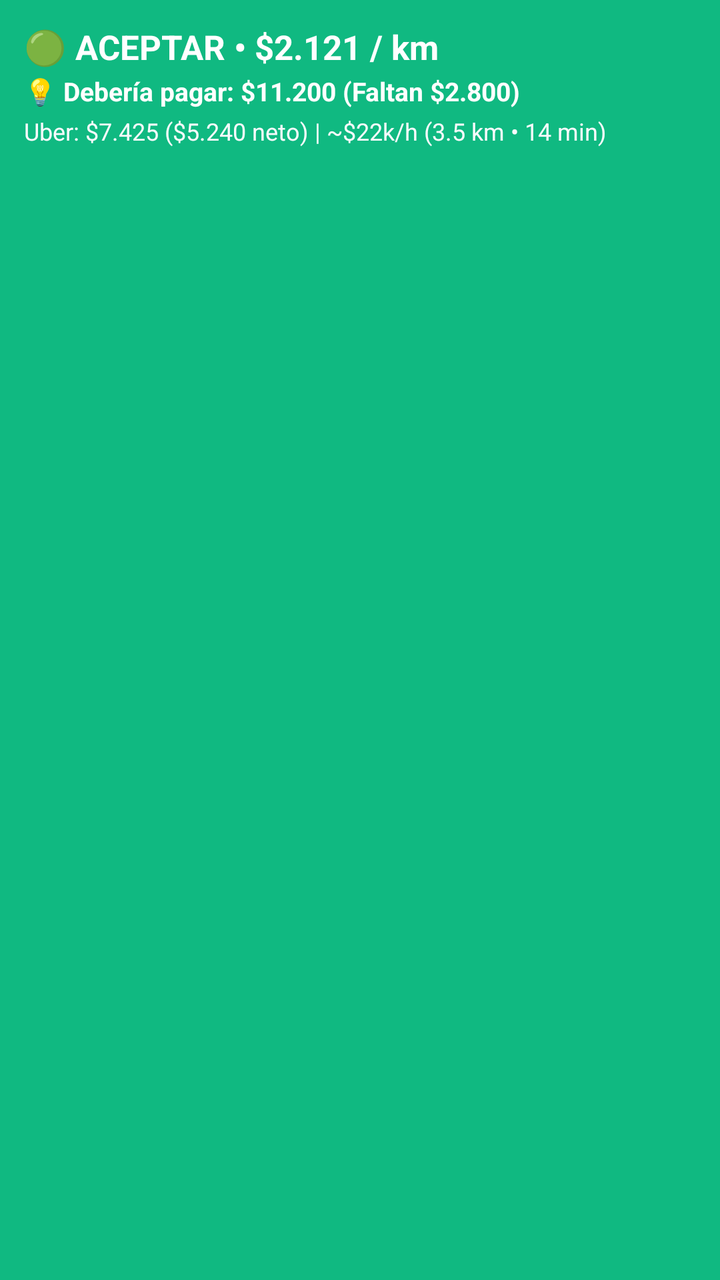
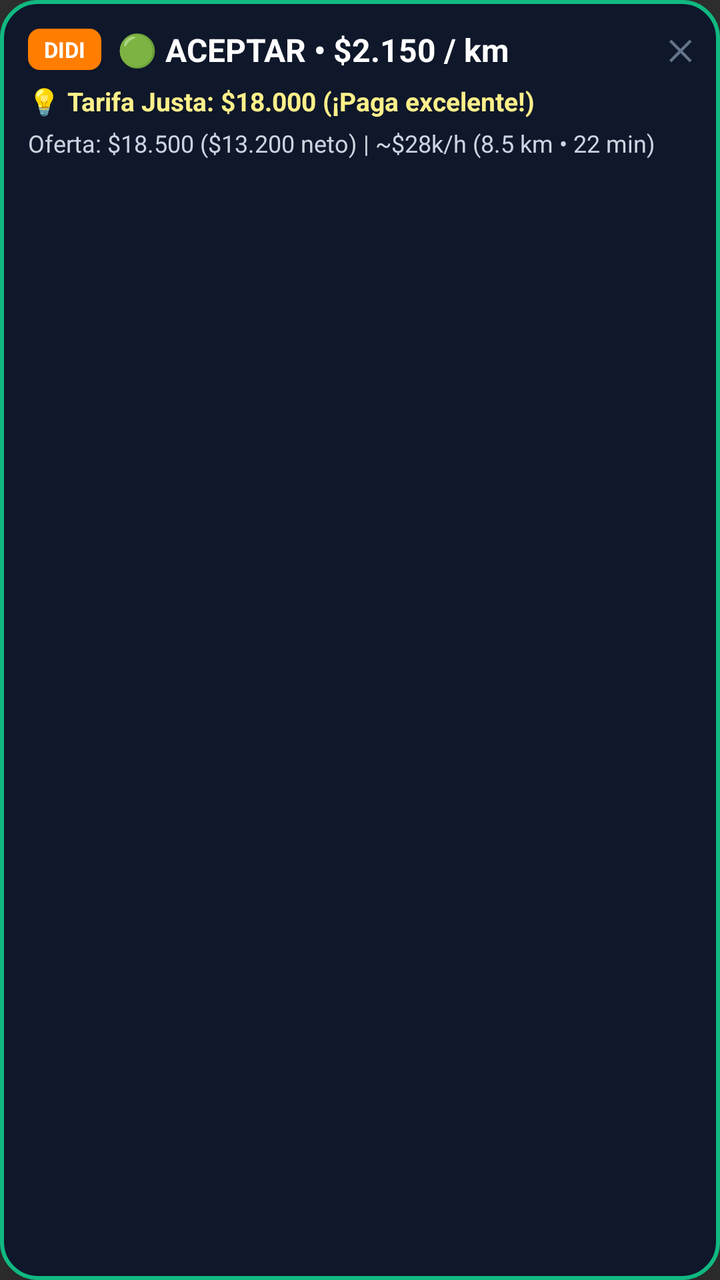

An Android layout rendered at two revisions. The XML below is the earlier revision; the diff shows what the commit changed to produce the second picture.
<!-- AndroidManifest.xml: application theme android:Theme.Material.NoActionBar -->
<!-- res/layout/overlay_bubble.xml -->
<?xml version="1.0" encoding="utf-8"?>
<LinearLayout xmlns:android="http://schemas.android.com/apk/res/android"
    android:id="@+id/pillContainer"
    android:layout_width="match_parent"
    android:layout_height="wrap_content"
    android:layout_margin="12dp"
    android:orientation="vertical"
    android:padding="12dp"
    android:elevation="12dp"
    android:background="#10b981">

    <TextView
        android:id="@+id/tvVerdictTitle"
        android:layout_width="wrap_content"
        android:layout_height="wrap_content"
        android:text="🟢 ACEPTAR • $2.121 / km"
        android:textColor="#ffffff"
        android:textSize="17sp"
        android:textStyle="bold" />

    <TextView
        android:id="@+id/tvFairPrice"
        android:layout_width="wrap_content"
        android:layout_height="wrap_content"
        android:layout_marginTop="2dp"
        android:text="💡 Debería pagar: $11.200 (Faltan $2.800)"
        android:textColor="#ffffff"
        android:textSize="13sp"
        android:textStyle="bold" />

    <TextView
        android:id="@+id/tvVerdictSub"
        android:layout_width="wrap_content"
        android:layout_height="wrap_content"
        android:layout_marginTop="3dp"
        android:text="Uber: $7.425 ($5.240 neto) | ~$22k/h (3.5 km • 14 min)"
        android:textColor="#f8fafc"
        android:textSize="12sp" />

</LinearLayout>
<!-- resources referenced by this layout -->
<resources>

</resources>

<!-- the commit's change to res/layout/overlay_bubble.xml (unified diff, before → after) -->
@@ -4,37 +4,76 @@
     android:layout_width="match_parent"
     android:layout_height="wrap_content"
     android:layout_margin="12dp"
+    android:background="@drawable/bg_overlay_hud"
+    android:elevation="16dp"
     android:orientation="vertical"
-    android:padding="12dp"
-    android:elevation="12dp"
-    android:background="#10b981">
+    android:padding="14dp">
 
-    <TextView
-        android:id="@+id/tvVerdictTitle"
-        android:layout_width="wrap_content"
+    
+    <LinearLayout
+        android:layout_width="match_parent"
         android:layout_height="wrap_content"
-        android:text="🟢 ACEPTAR • $2.121 / km"
-        android:textColor="#ffffff"
-        android:textSize="17sp"
-        android:textStyle="bold" />
+        android:gravity="center_vertical"
+        android:orientation="horizontal">
 
-    <TextView
-        android:id="@+id/tvFairPrice"
-        android:layout_width="wrap_content"
+        <TextView
+            android:id="@+id/tvAppBadge"
+            android:layout_width="wrap_content"
+            android:layout_height="wrap_content"
+            android:background="@drawable/bg_badge_app"
+            android:paddingHorizontal="8dp"
+            android:paddingVertical="3dp"
+            android:text="DIDI"
+            android:textColor="#ffffff"
+            android:textSize="11sp"
+            android:textStyle="bold" />
+
+        <TextView
+            android:id="@+id/tvVerdictTitle"
+            android:layout_width="0dp"
+            android:layout_height="wrap_content"
+            android:layout_marginStart="8dp"
+            android:layout_weight="1"
+            android:text="🟢 ACEPTAR • $2.150 / km"
+            android:textColor="#ffffff"
+            android:textSize="16sp"
+            android:textStyle="bold" />
+
+        <TextView
+            android:layout_width="wrap_content"
+            android:layout_height="wrap_content"
+            android:text="✕"
+            android:textColor="#64748b"
+            android:textSize="14sp"
+            android:textStyle="bold" />
+    </LinearLayout>
+
+    
+    <LinearLayout
+        android:layout_width="match_parent"
         android:layout_height="wrap_content"
-        android:layout_marginTop="2dp"
-        android:text="💡 Debería pagar: $11.200 (Faltan $2.800)"
-        android:textColor="#ffffff"
-        android:textSize="13sp"
-        android:textStyle="bold" />
+        android:layout_marginTop="6dp"
+        android:gravity="center_vertical"
+        android:orientation="horizontal">
 
+        <TextView
+            android:id="@+id/tvFairPrice"
+            android:layout_width="wrap_content"
+            android:layout_height="wrap_content"
+            android:text="💡 Tarifa Justa: $18.000 (¡Paga excelente!)"
+            android:textColor="#fef08a"
+            android:textSize="13sp"
+            android:textStyle="bold" />
+    </LinearLayout>
+
+    
     <TextView
         android:id="@+id/tvVerdictSub"
-        android:layout_width="wrap_content"
+        android:layout_width="match_parent"
         android:layout_height="wrap_content"
-        android:layout_marginTop="3dp"
-        android:text="Uber: $7.425 ($5.240 neto) | ~$22k/h (3.5 km • 14 min)"
-        android:textColor="#f8fafc"
+        android:layout_marginTop="4dp"
+        android:text="Oferta: $18.500 ($13.200 neto) | ~$28k/h (8.5 km • 22 min)"
+        android:textColor="#cbd5e1"
         android:textSize="12sp" />
 
 </LinearLayout>
<!-- resource entries referenced after the edit -->
@@ -1,5 +1,17 @@
 <!-- resources referenced by this layout -->
 <resources>
-
+  <!-- drawable bg_badge_app (drawable) -->
+  <?xml version="1.0" encoding="utf-8"?>
+  <shape xmlns:android="http://schemas.android.com/apk/res/android">
+      <solid android:color="#ff7d00" />
+      <corners android:radius="6dp" />
+  </shape>
+  <!-- drawable bg_overlay_hud (drawable) -->
+  <?xml version="1.0" encoding="utf-8"?>
+  <shape xmlns:android="http://schemas.android.com/apk/res/android">
+      <solid android:color="#0f172a" />
+      <stroke android:width="2dp" android:color="#10b981" />
+      <corners android:radius="18dp" />
+  </shape>
 </resources>
 
